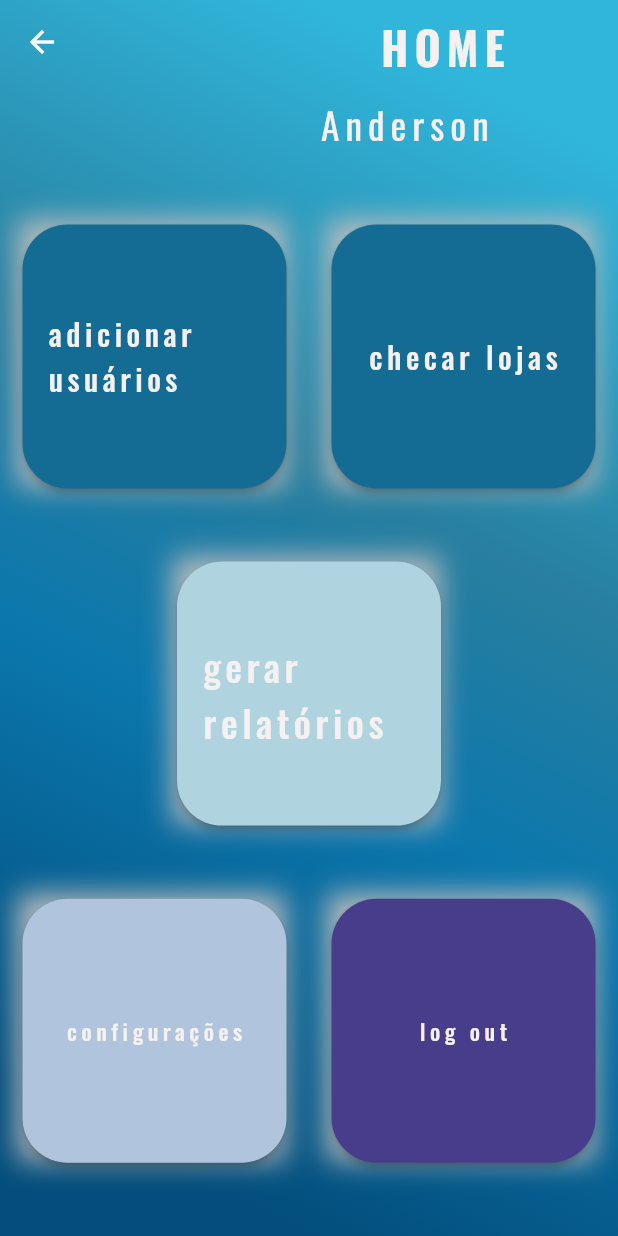
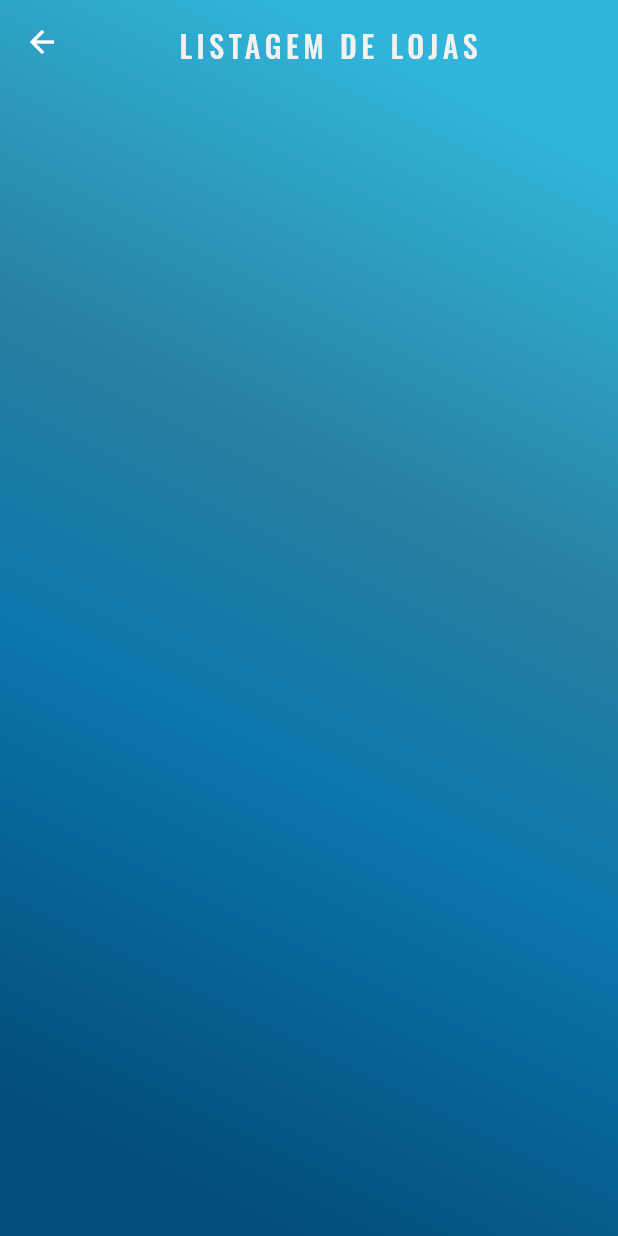
Before and after one commit to RafaelMendesDeveloper/Final_Project, a Flutter app: the OwnerHomePage screen opened by its route, after a tap on "checar lojas", on a phone screen of 412 x 824 dp. Run offline on Flutter 3.47's test engine with Material 2 defaults, Android fonts, the phone set to English and light mode, and no system bars; our stand-ins replace google_fonts, sqflite; accounts and stored records are empty.

Commit message:
commit to mentory

```diff
--- a/projeto_final/lib/main.dart
+++ b/projeto_final/lib/main.dart
@@ -2,6 +2,7 @@ import 'package:flutter/material.dart';
 import 'package:provider/provider.dart';
 
 import 'model/db_class.dart';
+import 'screen/owner/dealerships.dart';
 import 'screen/owner/form_signup.dart';
 import 'screen/owner/login_owner.dart';
 import 'screen/owner/owner_homepage.dart';
@@ -29,6 +30,7 @@ class MyApp extends StatelessWidget {
     '/ownerpage' : (context) => OwnerHomePage(),
     '/userpage': (context) =>  UserHomePage(),
     '/ownersignup': (context) =>  SignUpDealerships(),
+    '/dealerships': (context) => DealershipsList(),
   },
       ),
     );
--- /dev/null
+++ b/projeto_final/lib/screen/owner/dealerships.dart
@@ -0,0 +1,65 @@
+import 'package:flutter/material.dart';
+import 'package:google_fonts/google_fonts.dart';
+
+class DealershipsList extends StatelessWidget {
+  const DealershipsList({super.key});
+
+  @override
+  Widget build(BuildContext context) {
+    return Scaffold(
+      appBar: AppBar(
+        title: Container(
+          margin: const EdgeInsets.fromLTRB(0, 5, 30, 0),
+          child: Center(
+            child: Text(
+              'LISTAGEM DE LOJAS',
+              style: GoogleFonts.oswald(
+                  fontSize: 20,
+                  letterSpacing: 3,
+                  color: const Color.fromARGB(255, 246, 241, 241)),
+            ),
+          ),
+        ),
+        backgroundColor: Colors.transparent,
+        elevation: 0.0,
+      ),
+      extendBodyBehindAppBar: true,
+      body: Scaffold(
+        resizeToAvoidBottomInset: false,
+        body: Container(
+          width: double.infinity,
+          height: double.infinity,
+          decoration: const BoxDecoration(
+            gradient: LinearGradient(
+              begin: Alignment.topRight,
+              end: Alignment.bottomLeft,
+              stops: [
+                0.1,
+                0.4,
+                0.6,
+                0.9,
+              ],
+              colors: [
+                Color.fromARGB(255, 48, 182, 219),
+                Color.fromARGB(255, 40, 127, 159),
+                Color.fromARGB(255, 11, 119, 173),
+                Color.fromARGB(255, 3, 78, 124),
+              ],
+            ),
+          ),
+          // child:   ListView.builder(
+          //     itemCount: stateUser.listUser.length,
+          //     itemBuilder: (context, index) {
+          //       final user = stateUser.listUser[index];
+          //       return ListTile(
+          //         leading: Text(user.id.toString()),
+          //         title: Text(user.name),
+          //         subtitle: Text(user.cnpj.toString()),
+          //       );
+          //     },
+          //   ),
+        ),
+      ),
+    );
+  }
+}
--- a/projeto_final/lib/screen/owner/owner_homepage.dart
+++ b/projeto_final/lib/screen/owner/owner_homepage.dart
@@ -1,15 +1,11 @@
 import 'package:flutter/material.dart';
 import 'package:google_fonts/google_fonts.dart';
 
-class OwnerHomePage extends StatefulWidget {
-   OwnerHomePage({super.key});
+class OwnerHomePage extends StatelessWidget {
+  const OwnerHomePage({super.key});
 
-  @override
-  State<OwnerHomePage> createState() => _OwnerHomePageState();
-}
+  static const String name = 'Anderson';
 
-class _OwnerHomePageState extends State<OwnerHomePage> {
-  @override
   @override
   Widget build(BuildContext context) {
     return Scaffold(
@@ -57,8 +53,10 @@ class _OwnerHomePageState extends State<OwnerHomePage> {
               Row(
                 children: [
                   Container(
-                    margin: const EdgeInsets.fromLTRB(212, 15, 0, 0),
-                    child: Text('Anderson', style: GoogleFonts.oswald(
+                    margin: const EdgeInsets.fromLTRB(212, 25, 0, 0),
+                    child: Text(
+                      name,
+                      style: GoogleFonts.oswald(
                           fontSize: 25,
                           letterSpacing: 4,
                           color: const Color.fromARGB(255, 246, 241, 241)),
@@ -75,7 +73,7 @@ class _OwnerHomePageState extends State<OwnerHomePage> {
                         BoxShadow(
                           color: Colors.grey.shade400,
                           spreadRadius: 1,
-                          blurRadius: 15,
+                          blurRadius: 100,
                           offset: const Offset(-2, -2),
                         )
                       ],
@@ -83,7 +81,7 @@ class _OwnerHomePageState extends State<OwnerHomePage> {
                     child: SizedBox(
                       height: (MediaQuery.sizeOf(context).height / 4) - 30,
                       width: (MediaQuery.sizeOf(context).height / 4) - 30,
-                      child: ElevatedButton(
+                      child: ElevatedButton.icon(
                           onPressed: () {
                             Navigator.pushNamed(context, '/ownersignup');
                           },
@@ -96,10 +94,15 @@ class _OwnerHomePageState extends State<OwnerHomePage> {
                               ),
                             ),
                           ),
-                          child: Center(
-                            child: Text('adicionar usuários',
+                          icon: const Icon(
+                            Icons.add,
+                            size: 50.0,
+                          ),
+                          label: Center(
+                            child: Text('add lojas',
                                 style: GoogleFonts.oswald(
                                     fontSize: 20,
+                                    fontWeight: FontWeight.bold,
                                     letterSpacing: 3,
                                     color: const Color.fromARGB(
                                         255, 246, 241, 241))),
@@ -112,7 +115,7 @@ class _OwnerHomePageState extends State<OwnerHomePage> {
                         BoxShadow(
                           color: Colors.grey.shade400,
                           spreadRadius: 1,
-                          blurRadius: 15,
+                          blurRadius: 100,
                           offset: const Offset(-2, -2),
                         )
                       ],
@@ -120,7 +123,7 @@ class _OwnerHomePageState extends State<OwnerHomePage> {
                     child: SizedBox(
                       height: (MediaQuery.sizeOf(context).height / 4) - 30,
                       width: (MediaQuery.sizeOf(context).height / 4) - 30,
-                      child: ElevatedButton(
+                      child: ElevatedButton.icon(
                           onPressed: () {},
                           style: ButtonStyle(
                             backgroundColor: const MaterialStatePropertyAll(
@@ -131,10 +134,15 @@ class _OwnerHomePageState extends State<OwnerHomePage> {
                               ),
                             ),
                           ),
-                          child: Center(
-                            child: Text('checar lojas',
+                          icon: const Icon(
+                            Icons.people,
+                            size: 50.0,
+                          ),
+                          label: Center(
+                            child: Text('add adms',
                                 style: GoogleFonts.oswald(
                                     fontSize: 20,
+                                    fontWeight: FontWeight.bold,
                                     letterSpacing: 3,
                                     color: const Color.fromARGB(
                                         255, 246, 241, 241))),
@@ -152,7 +160,7 @@ class _OwnerHomePageState extends State<OwnerHomePage> {
                         BoxShadow(
                           color: Colors.grey.shade400,
                           spreadRadius: 1,
-                          blurRadius: 15,
+                          blurRadius: 100,
                           offset: const Offset(-2, -2),
                         )
                       ],
@@ -160,21 +168,68 @@ class _OwnerHomePageState extends State<OwnerHomePage> {
                     child: SizedBox(
                       height: (MediaQuery.sizeOf(context).height / 4) - 30,
                       width: (MediaQuery.sizeOf(context).height / 4) - 30,
-                      child: ElevatedButton(
-                          onPressed: () {},
+                      child: ElevatedButton.icon(
+                          onPressed: () {
+                            Navigator.pushNamed(context, '/dealerships');
+                          },
                           style: ButtonStyle(
                             backgroundColor: const MaterialStatePropertyAll(
-                                Color.fromARGB(255, 175, 211, 223)),
+                                Color.fromARGB(255, 92, 193, 226)),
                             shape: MaterialStateProperty.all(
                               RoundedRectangleBorder(
                                 borderRadius: BorderRadius.circular(30.0),
                               ),
                             ),
                           ),
-                          child: Center(
+                          icon: const Icon(
+                            Icons.store,
+                            size: 50.0,
+                          ),
+                          label: Center(
+                            child: Text('checar lojas',
+                                style: GoogleFonts.oswald(
+                                    fontSize: 20,
+                                    fontWeight: FontWeight.bold,
+                                    letterSpacing: 3,
+                                    color: const Color.fromARGB(
+                                        255, 246, 241, 241))),
+                          )),
+                    ),
+                  ),
+                  Container(
+                    decoration: BoxDecoration(
+                      boxShadow: [
+                        BoxShadow(
+                          color: Colors.grey.shade400,
+                          spreadRadius: 1,
+                          blurRadius: 100,
+                          offset: const Offset(-2, -2),
+                        )
+                      ],
+                    ),
+                    child: SizedBox(
+                      height: (MediaQuery.sizeOf(context).height / 4) - 30,
+                      width: (MediaQuery.sizeOf(context).height / 4) - 30,
+                      child: ElevatedButton.icon(
+                          onPressed: () {},
+                          style: ButtonStyle(
+                            backgroundColor: const MaterialStatePropertyAll(
+                                Color.fromARGB(255, 92, 193, 226)),
+                            shape: MaterialStateProperty.all(
+                              RoundedRectangleBorder(
+                                borderRadius: BorderRadius.circular(30.0),
+                              ),
+                            ),
+                          ),
+                          icon: const Icon(
+                            Icons.report,
+                            size: 50.0,
+                          ),
+                          label: Center(
                             child: Text('gerar relatórios',
                                 style: GoogleFonts.oswald(
-                                    fontSize: 25,
+                                    fontSize: 20,
+                                    fontWeight: FontWeight.bold,
                                     letterSpacing: 3,
                                     color: const Color.fromARGB(
                                         255, 246, 241, 241))),
@@ -192,7 +247,7 @@ class _OwnerHomePageState extends State<OwnerHomePage> {
                         BoxShadow(
                           color: Colors.grey.shade400,
                           spreadRadius: 1,
-                          blurRadius: 15,
+                          blurRadius: 100,
                           offset: const Offset(-2, -2),
                         )
                       ],
@@ -200,21 +255,26 @@ class _OwnerHomePageState extends State<OwnerHomePage> {
                     child: SizedBox(
                       height: (MediaQuery.sizeOf(context).height / 4) - 30,
                       width: (MediaQuery.sizeOf(context).height / 4) - 30,
-                      child: ElevatedButton(
+                      child: ElevatedButton.icon(
                           onPressed: () {},
                           style: ButtonStyle(
                             backgroundColor: const MaterialStatePropertyAll(
-                                Color.fromARGB(255, 176, 196, 222)),
+                                Color.fromARGB(255, 153, 212, 231)),
                             shape: MaterialStateProperty.all(
                               RoundedRectangleBorder(
                                 borderRadius: BorderRadius.circular(30.0),
                               ),
                             ),
                           ),
-                          child: Center(
+                          icon: const Icon(
+                            Icons.settings,
+                            size: 50.0,
+                          ),
+                          label: Center(
                             child: Text('configurações',
                                 style: GoogleFonts.oswald(
-                                    fontSize: 15,
+                                    fontWeight: FontWeight.bold,
+                                    fontSize: 20,
                                     letterSpacing: 3,
                                     color: const Color.fromARGB(
                                         255, 246, 241, 241))),
@@ -227,7 +287,7 @@ class _OwnerHomePageState extends State<OwnerHomePage> {
                         BoxShadow(
                           color: Colors.grey.shade400,
                           spreadRadius: 1,
-                          blurRadius: 15,
+                          blurRadius: 100,
                           offset: const Offset(-2, -2),
                         )
                       ],
@@ -235,23 +295,28 @@ class _OwnerHomePageState extends State<OwnerHomePage> {
                     child: SizedBox(
                       height: (MediaQuery.sizeOf(context).height / 4) - 30,
                       width: (MediaQuery.sizeOf(context).height / 4) - 30,
-                      child: ElevatedButton(
+                      child: ElevatedButton.icon(
                           onPressed: () {
                             Navigator.pushNamed(context, '/login');
                           },
                           style: ButtonStyle(
                             backgroundColor: const MaterialStatePropertyAll(
-                                Color.fromARGB(255, 72, 61, 139)),
+                                Color.fromARGB(255, 153, 212, 231)),
                             shape: MaterialStateProperty.all(
                               RoundedRectangleBorder(
                                 borderRadius: BorderRadius.circular(30.0),
                               ),
                             ),
                           ),
-                          child: Center(
+                          icon: const Icon(
+                            Icons.logout,
+                            size: 50.0,
+                          ),
+                          label: Center(
                             child: Text('log out',
                                 style: GoogleFonts.oswald(
-                                    fontSize: 15,
+                                    fontSize: 20,
+                                    fontWeight: FontWeight.bold,
                                     letterSpacing: 3,
                                     color: const Color.fromARGB(
                                         255, 246, 241, 241))),
```
Also changed, not shown: projeto_final/lib/screen/owner/form_signup.dart (+167 -115 lines), projeto_final/pubspec.lock, 1 other file. Lines whose indentation alone changed are shown as unchanged.
